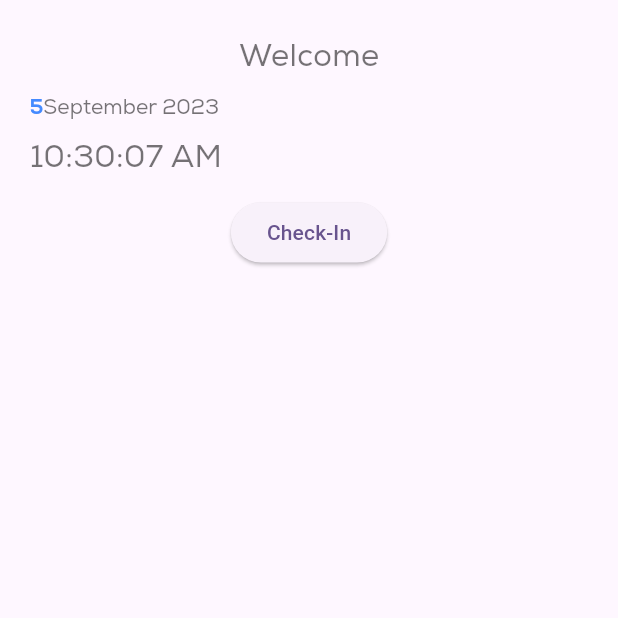
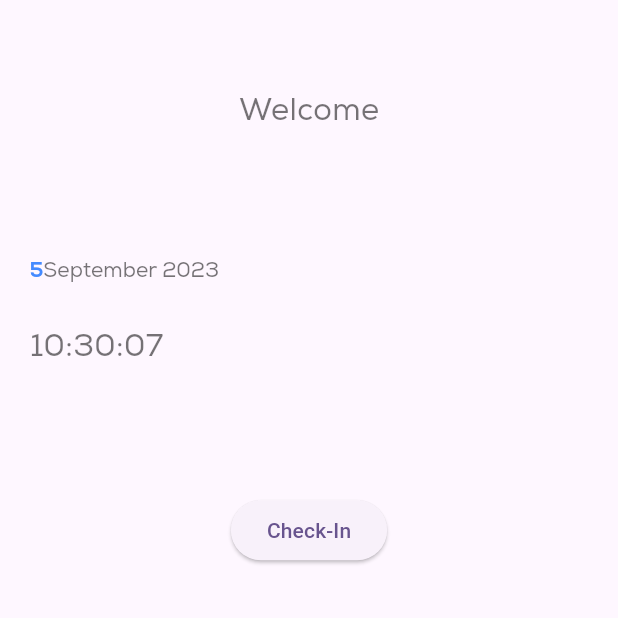
Before and after one commit to Gopala05/Flutter_WearOS, a Flutter app: the screen it shows after launch, on a phone screen of 412 x 824 dp, the top half of it. Run offline on Flutter 3.47's test engine with Material 2 defaults, Android fonts, the phone set to English and light mode, and no system bars; our stand-ins replace cloud_firestore, firebase_core, flutter_keyboard_visibility, shared_preferences, slide_to_act; accounts and stored records are empty.

Commit message:
Update HomeScreen.dart

```diff
--- a/lib/HomeScreen.dart
+++ b/lib/HomeScreen.dart
@@ -18,8 +18,6 @@ class _HomeScreenState extends State<HomeScreen> {
   String checkOut = "--/--";
 
   Color primary = const Color(0xFF1E88E5);
-
-  get key => null;
 
   @override
   void initState() {
@@ -62,7 +60,7 @@ class _HomeScreenState extends State<HomeScreen> {
           children: [
             Container(
               alignment: Alignment.center,
-              margin: EdgeInsets.only(top: 5),
+              margin: EdgeInsets.only(top: screenHeight/20),
               child: Text(
                 "Welcome",
                 style: TextStyle(
@@ -73,7 +71,7 @@ class _HomeScreenState extends State<HomeScreen> {
               ),
             ),
             Container(
-                margin: const EdgeInsets.only(top: 10),
+                margin: EdgeInsets.only(top: screenHeight/10),
                 alignment: Alignment.centerLeft,
                 child: RichText(
                   text: TextSpan(
@@ -98,10 +96,10 @@ class _HomeScreenState extends State<HomeScreen> {
               stream: Stream.periodic(const Duration(seconds: 1)),
               builder: (context, snapshot) {
                 return Container(
-                  margin: const EdgeInsets.only(top: 10),
+                  margin: EdgeInsets.only(top: screenHeight / 30),
                   alignment: Alignment.centerLeft,
                   child: Text(
-                    DateFormat('hh:mm:ss a').format(DateTime.now()),
+                    DateFormat('hh:mm:ss ').format(DateTime.now()),
                     style: TextStyle(
                       fontSize: screenWidth/20,
                       fontFamily: "NexaRegular",
@@ -112,8 +110,7 @@ class _HomeScreenState extends State<HomeScreen> {
               }
             ),
             checkOut == "--/--" ? Container(
-              margin: const EdgeInsets.only(top: 10),
-              key: key,
+              margin: EdgeInsets.only(top: screenHeight / 10),
               child: ElevatedButton(
                 onPressed: () async {
                   QuerySnapshot snap = await FirebaseFirestore.instance
```
